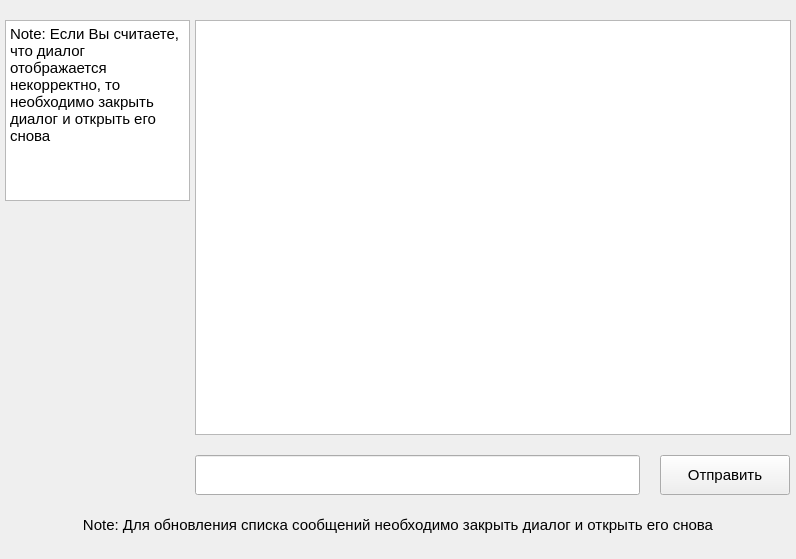
Before: the Qt Designer form Client/dialog.ui in Kekuch13/messenger, drawn with Qt 5.
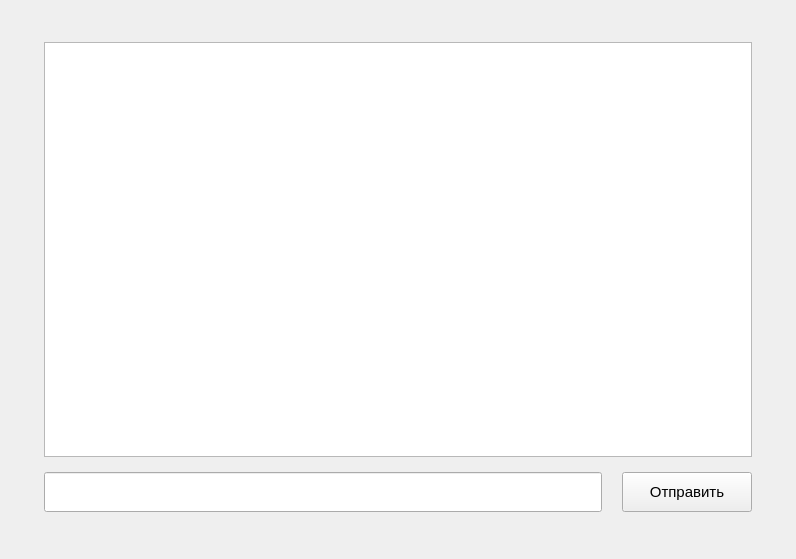
After: the same form once the commit is applied.

Commit message: окно об ошибке

Diff of the .ui file:
```diff
--- a/Client/dialog.ui
+++ b/Client/dialog.ui
@@ -13,26 +13,11 @@
   <property name="windowTitle">
    <string>Form</string>
   </property>
-  <widget class="QTextBrowser" name="textBrowser">
-   <property name="geometry">
-    <rect>
-     <x>195</x>
-     <y>20</y>
-     <width>596</width>
-     <height>415</height>
-    </rect>
-   </property>
-   <property name="font">
-    <font>
-     <pointsize>11</pointsize>
-    </font>
-   </property>
-  </widget>
   <widget class="QPushButton" name="sendButton">
    <property name="geometry">
     <rect>
-     <x>660</x>
-     <y>455</y>
+     <x>622</x>
+     <y>472</y>
      <width>130</width>
      <height>40</height>
     </rect>
@@ -49,9 +34,9 @@
   <widget class="QLineEdit" name="lineEdit">
    <property name="geometry">
     <rect>
-     <x>195</x>
-     <y>455</y>
-     <width>445</width>
+     <x>44</x>
+     <y>472</y>
+     <width>558</width>
      <height>40</height>
     </rect>
    </property>
@@ -59,42 +44,29 @@
   <widget class="QLabel" name="label">
    <property name="geometry">
     <rect>
-     <x>0</x>
-     <y>505</y>
-     <width>796</width>
+     <x>44</x>
+     <y>515</y>
+     <width>708</width>
      <height>40</height>
     </rect>
    </property>
-   <property name="font">
-    <font>
-     <pointsize>11</pointsize>
-    </font>
-   </property>
    <property name="text">
-    <string>Note: Для обновления списка сообщений необходимо закрыть диалог и открыть его снова</string>
-   </property>
-   <property name="alignment">
-    <set>Qt::AlignCenter</set>
+    <string/>
    </property>
   </widget>
-  <widget class="QTextBrowser" name="textBrowser_2">
+  <widget class="QListWidget" name="messagesList">
    <property name="geometry">
     <rect>
-     <x>5</x>
-     <y>20</y>
-     <width>185</width>
-     <height>181</height>
+     <x>44</x>
+     <y>42</y>
+     <width>708</width>
+     <height>415</height>
     </rect>
    </property>
-   <property name="html">
-    <string>&lt;!DOCTYPE HTML PUBLIC &quot;-//W3C//DTD HTML 4.0//EN&quot; &quot;http://www.w3.org/TR/REC-html40/strict.dtd&quot;&gt;
-&lt;html&gt;&lt;head&gt;&lt;meta name=&quot;qrichtext&quot; content=&quot;1&quot; /&gt;&lt;meta charset=&quot;utf-8&quot; /&gt;&lt;style type=&quot;text/css&quot;&gt;
-p, li { white-space: pre-wrap; }
-hr { height: 1px; border-width: 0; }
-li.unchecked::marker { content: &quot;\2610&quot;; }
-li.checked::marker { content: &quot;\2612&quot;; }
-&lt;/style&gt;&lt;/head&gt;&lt;body style=&quot; font-family:'Segoe UI'; font-size:9pt; font-weight:400; font-style:normal;&quot;&gt;
-&lt;p style=&quot; margin-top:0px; margin-bottom:0px; margin-left:0px; margin-right:0px; -qt-block-indent:0; text-indent:0px;&quot;&gt;&lt;span style=&quot; font-size:11pt;&quot;&gt;Note: Если Вы считаете, что диалог отображается некорректно, то необходимо закрыть диалог и открыть его снова&lt;/span&gt;&lt;/p&gt;&lt;/body&gt;&lt;/html&gt;</string>
+   <property name="font">
+    <font>
+     <pointsize>11</pointsize>
+    </font>
    </property>
   </widget>
  </widget>
```
The commit also changes 2 other files.
